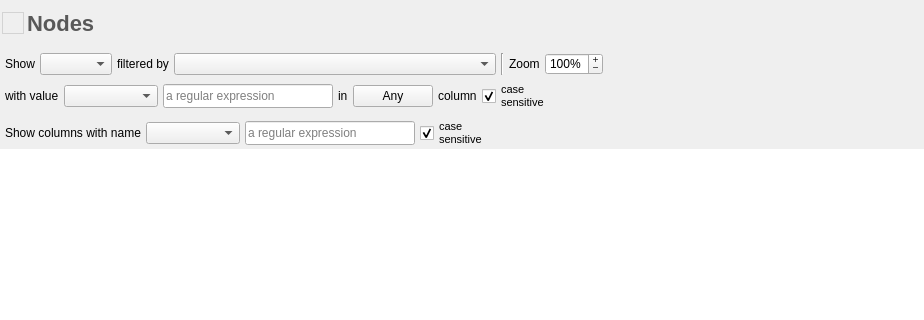
First picture: the form in plugins/view/TableView/TableView.ui, repository Tulip-Dev/tulip, before the edit; both pictures show x 0 to 924 and y 0 to 320 of the 924 by 680 pixel window.
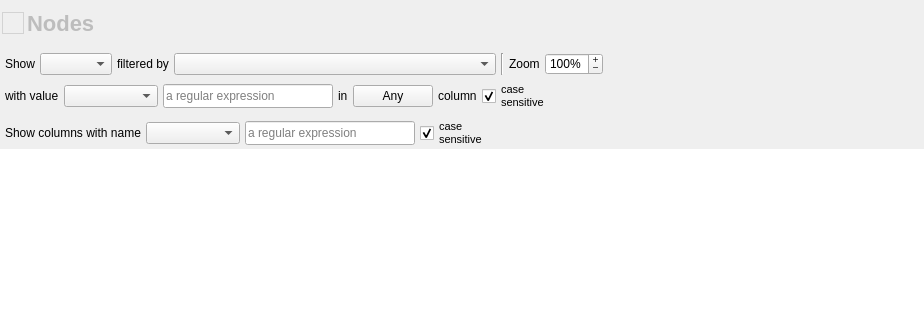
Second picture: the form after the edit. Icons and pictures are not drawn. Custom widgets are drawn as their Qt base class.

The edit to the form file:
```diff
--- a/plugins/view/TableView/TableView.ui
+++ b/plugins/view/TableView/TableView.ui
@@ -93,27 +93,14 @@
            </size>
           </property>
           <property name="styleSheet">
-           <string notr="true">font: bold; font-size: 22px;
-	    color: #595959;</string>
+           <string notr="true">
+font: bold; font-size: 22px; color: #A0A0A0A0</string>
           </property>
           <property name="text">
            <string>Nodes</string>
           </property>
          </widget>
         </item>
-        <item>
-         <spacer name="horizontalSpacer_3">
-          <property name="orientation">
-           <enum>Qt::Horizontal</enum>
-          </property>
-          <property name="sizeHint" stdset="0">
-           <size>
-            <width>40</width>
-            <height>20</height>
-           </size>
-          </property>
-         </spacer>
-        </item>
        </layout>
       </item>
       <item>
```
